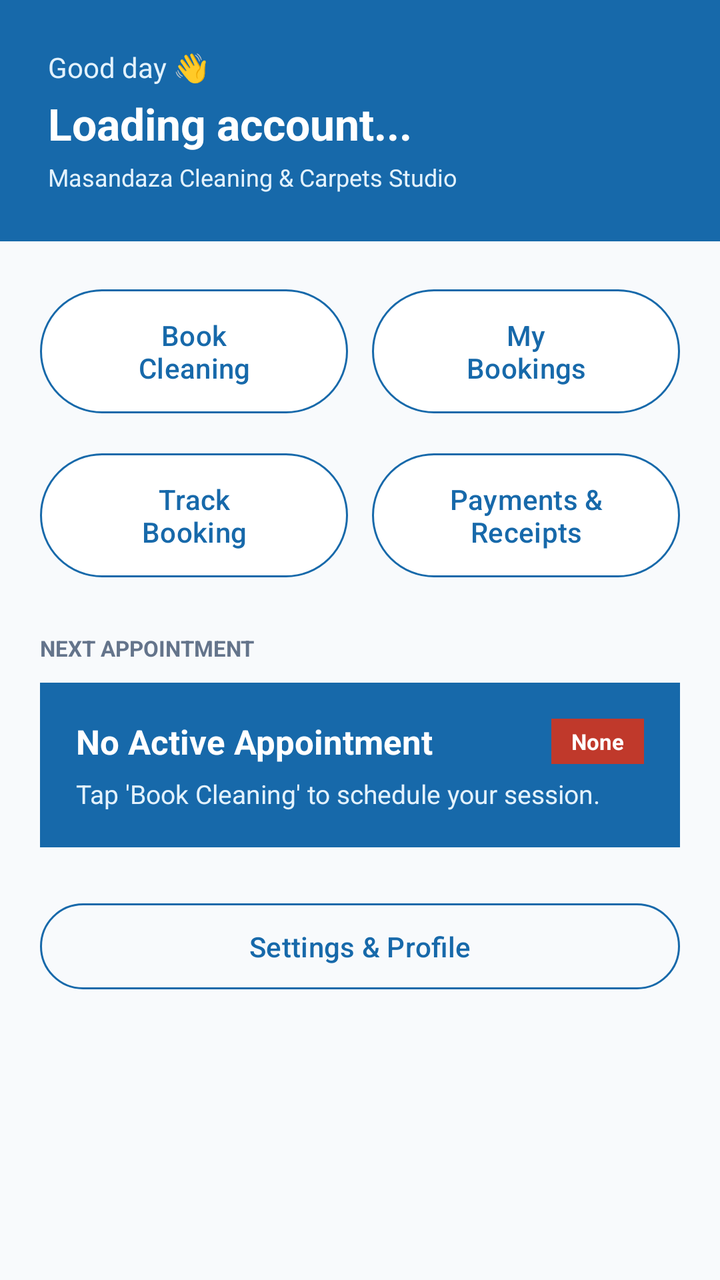
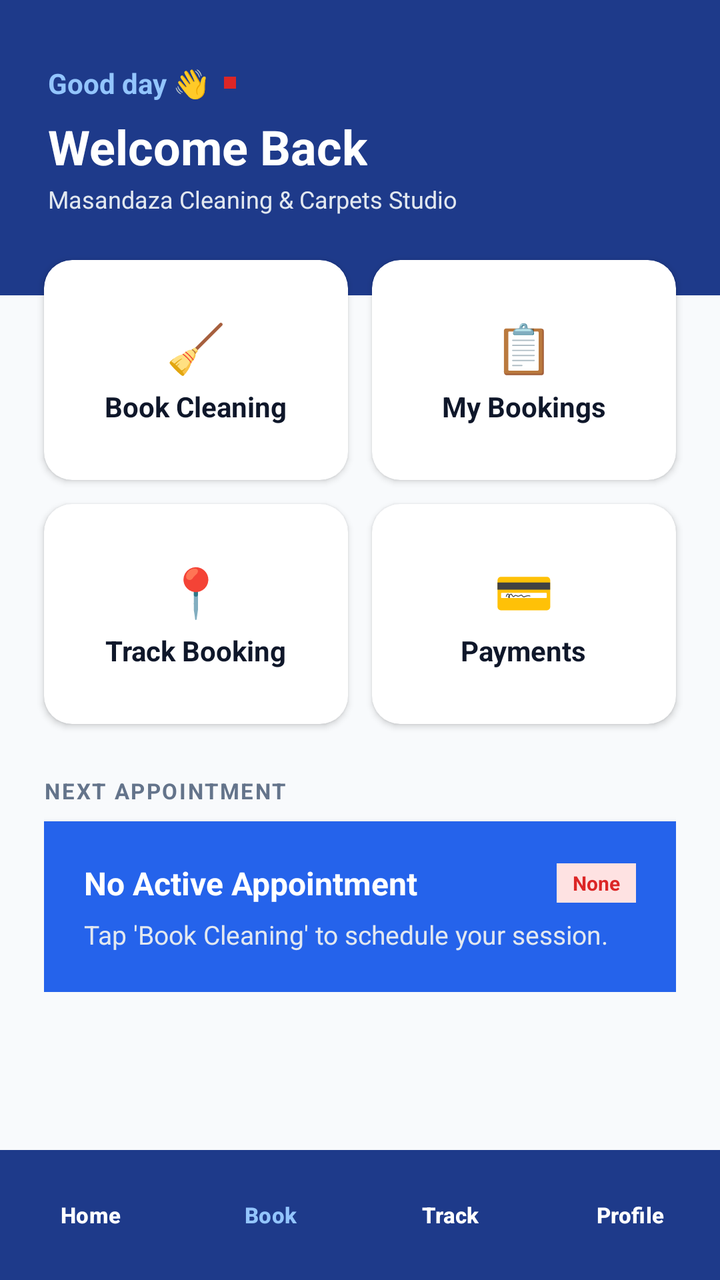

Before-and-after screenshots of an Android layout around one commit, followed by the original layout XML and the change that was made.
<!-- AndroidManifest.xml: application theme Theme.Masandaza -->
<!-- res/layout/activity_dashboard.xml -->
<?xml version="1.0" encoding="utf-8"?>
<ScrollView xmlns:android="http://schemas.android.com/apk/res/android"
    xmlns:app="http://schemas.android.com/apk/res-auto"
    android:layout_width="match_parent"
    android:layout_height="match_parent"
    android:background="@color/brand_bg"
    android:fillViewport="true">

    <LinearLayout
        android:layout_width="match_parent"
        android:layout_height="wrap_content"
        android:orientation="vertical">

        
        <LinearLayout
            android:layout_width="match_parent"
            android:layout_height="wrap_content"
            android:orientation="vertical"
            android:background="@color/brand_royal_blue"
            android:padding="24dp">

            <TextView
                android:layout_width="wrap_content"
                android:layout_height="wrap_content"
                android:text="Good day 👋"
                android:textColor="@color/brand_light_blue"
                android:textSize="14sp"/>

            <TextView
                android:id="@+id/tvCustomerName"
                android:layout_width="wrap_content"
                android:layout_height="wrap_content"
                android:text="Loading account..."
                android:textColor="@color/white"
                android:textSize="22sp"
                android:textStyle="bold"
                android:layout_marginVertical="4dp"/>

            <TextView
                android:layout_width="wrap_content"
                android:layout_height="wrap_content"
                android:text="Masandaza Cleaning &amp; Carpets Studio"
                android:textColor="@color/brand_light_blue"
                android:textSize="12sp"/>
        </LinearLayout>

        <LinearLayout
            android:layout_width="match_parent"
            android:layout_height="wrap_content"
            android:orientation="vertical"
            android:padding="20dp">

            
            <LinearLayout
                android:layout_width="match_parent"
                android:layout_height="wrap_content"
                android:orientation="horizontal"
                android:layout_marginBottom="12dp">

                <com.google.android.material.button.MaterialButton
                    android:id="@+id/btnNavBook"
                    android:layout_width="0dp"
                    android:layout_height="70dp"
                    android:layout_weight="1"
                    android:layout_marginEnd="6dp"
                    android:text="Book\nCleaning"
                    android:textColor="@color/brand_royal_blue"
                    android:backgroundTint="@color/white"
                    app:strokeColor="@color/brand_royal_blue"
                    app:strokeWidth="1dp"/>

                <com.google.android.material.button.MaterialButton
                    android:id="@+id/btnNavMyBookings"
                    android:layout_width="0dp"
                    android:layout_height="70dp"
                    android:layout_weight="1"
                    android:layout_marginStart="6dp"
                    android:text="My\nBookings"
                    android:textColor="@color/brand_royal_blue"
                    android:backgroundTint="@color/white"
                    app:strokeColor="@color/brand_royal_blue"
                    app:strokeWidth="1dp"/>
            </LinearLayout>

            <LinearLayout
                android:layout_width="match_parent"
                android:layout_height="wrap_content"
                android:orientation="horizontal"
                android:layout_marginBottom="24dp">

                <com.google.android.material.button.MaterialButton
                    android:id="@+id/btnNavTrack"
                    android:layout_width="0dp"
                    android:layout_height="70dp"
                    android:layout_weight="1"
                    android:layout_marginEnd="6dp"
                    android:text="Track\nBooking"
                    android:textColor="@color/brand_royal_blue"
                    android:backgroundTint="@color/white"
                    app:strokeColor="@color/brand_royal_blue"
                    app:strokeWidth="1dp"/>

                <com.google.android.material.button.MaterialButton
                    android:id="@+id/btnNavPayments"
                    android:layout_width="0dp"
                    android:layout_height="70dp"
                    android:layout_weight="1"
                    android:layout_marginStart="6dp"
                    android:text="Payments &amp;\nReceipts"
                    android:textColor="@color/brand_royal_blue"
                    android:backgroundTint="@color/white"
                    app:strokeColor="@color/brand_royal_blue"
                    app:strokeWidth="1dp"/>
            </LinearLayout>

            
            <TextView
                android:layout_width="wrap_content"
                android:layout_height="wrap_content"
                android:text="NEXT APPOINTMENT"
                android:textSize="11sp"
                android:textColor="#64748B"
                android:textStyle="bold"
                android:layout_marginBottom="10dp"/>

            <LinearLayout
                android:layout_width="match_parent"
                android:layout_height="wrap_content"
                android:orientation="vertical"
                android:background="@color/brand_royal_blue"
                android:padding="18dp"
                android:layout_marginBottom="24dp">

                <RelativeLayout
                    android:layout_width="match_parent"
                    android:layout_height="wrap_content">

                    <TextView
                        android:id="@+id/tvDashActiveTitle"
                        android:layout_width="wrap_content"
                        android:layout_height="wrap_content"
                        android:text="No Active Appointment"
                        android:textColor="@color/white"
                        android:textSize="17sp"
                        android:textStyle="bold"/>

                    <TextView
                        android:id="@+id/tvDashActiveBadge"
                        android:layout_width="wrap_content"
                        android:layout_height="wrap_content"
                        android:layout_alignParentEnd="true"
                        android:text="None"
                        android:textColor="@color/white"
                        android:background="@color/brand_crimson_red"
                        android:paddingHorizontal="10dp"
                        android:paddingVertical="4dp"
                        android:textSize="11sp"
                        android:textStyle="bold"/>
                </RelativeLayout>

                <TextView
                    android:id="@+id/tvDashActiveDetails"
                    android:layout_width="wrap_content"
                    android:layout_height="wrap_content"
                    android:text="Tap 'Book Cleaning' to schedule your session."
                    android:textColor="@color/brand_light_blue"
                    android:textSize="13sp"
                    android:layout_marginTop="6dp"/>
            </LinearLayout>

            <com.google.android.material.button.MaterialButton
                android:id="@+id/btnDashSettingsNav"
                android:layout_width="match_parent"
                android:layout_height="wrap_content"
                android:text="Settings &amp; Profile"
                style="?attr/materialButtonOutlinedStyle"
                app:strokeColor="@color/brand_royal_blue"
                android:textColor="@color/brand_royal_blue"
                android:padding="12dp"/>

        </LinearLayout>
    </LinearLayout>
</ScrollView>
<!-- resources referenced by this layout -->
<resources>
  <color name="brand_bg">#F8FAFC</color>
  <color name="brand_crimson_red">#C0392B</color>
  <color name="brand_light_blue">#E3F2FD</color>
  <color name="brand_royal_blue">#1769AA</color>
  <color name="white">#FFFFFF</color>
  <style name="Theme.Masandaza" parent="Base.Theme.Masandaza" />
  <style name="Base.Theme.Masandaza" parent="Theme.Material3.DayNight.NoActionBar">
          
          
      </style>
</resources>

<!-- the commit's change to res/layout/activity_dashboard.xml (unified diff, before → after) -->
@@ -1,183 +1,349 @@
 <?xml version="1.0" encoding="utf-8"?>
-<ScrollView xmlns:android="http://schemas.android.com/apk/res/android"
-    xmlns:app="http://schemas.android.com/apk/res-auto"
+<RelativeLayout xmlns:android="http://schemas.android.com/apk/res/android"
     android:layout_width="match_parent"
     android:layout_height="match_parent"
-    android:background="@color/brand_bg"
-    android:fillViewport="true">
-
-    <LinearLayout
+    android:background="#F8FAFC">
+
+    <ScrollView
         android:layout_width="match_parent"
-        android:layout_height="wrap_content"
-        android:orientation="vertical">
-
-        
+        android:layout_height="match_parent"
+        android:layout_above="@id/bottomNavContainer"
+        android:clipToPadding="false"
+        android:paddingBottom="90dp"
+        android:fillViewport="true">
+
         <LinearLayout
             android:layout_width="match_parent"
             android:layout_height="wrap_content"
-            android:orientation="vertical"
-            android:background="@color/brand_royal_blue"
-            android:padding="24dp">
-
-            <TextView
-                android:layout_width="wrap_content"
-                android:layout_height="wrap_content"
-                android:text="Good day 👋"
-                android:textColor="@color/brand_light_blue"
-                android:textSize="14sp"/>
-
-            <TextView
-                android:id="@+id/tvCustomerName"
-                android:layout_width="wrap_content"
-                android:layout_height="wrap_content"
-                android:text="Loading account..."
-                android:textColor="@color/white"
-                android:textSize="22sp"
-                android:textStyle="bold"
-                android:layout_marginVertical="4dp"/>
-
-            <TextView
-                android:layout_width="wrap_content"
-                android:layout_height="wrap_content"
-                android:text="Masandaza Cleaning &amp; Carpets Studio"
-                android:textColor="@color/brand_light_blue"
-                android:textSize="12sp"/>
-        </LinearLayout>
-
-        <LinearLayout
-            android:layout_width="match_parent"
-            android:layout_height="wrap_content"
-            android:orientation="vertical"
-            android:padding="20dp">
+            android:orientation="vertical">
 
             
             <LinearLayout
                 android:layout_width="match_parent"
                 android:layout_height="wrap_content"
-                android:orientation="horizontal"
-                android:layout_marginBottom="12dp">
-
-                <com.google.android.material.button.MaterialButton
-                    android:id="@+id/btnNavBook"
-                    android:layout_width="0dp"
-                    android:layout_height="70dp"
-                    android:layout_weight="1"
-                    android:layout_marginEnd="6dp"
-                    android:text="Book\nCleaning"
-                    android:textColor="@color/brand_royal_blue"
-                    android:backgroundTint="@color/white"
-                    app:strokeColor="@color/brand_royal_blue"
-                    app:strokeWidth="1dp"/>
-
-                <com.google.android.material.button.MaterialButton
-                    android:id="@+id/btnNavMyBookings"
-                    android:layout_width="0dp"
-                    android:layout_height="70dp"
-                    android:layout_weight="1"
-                    android:layout_marginStart="6dp"
-                    android:text="My\nBookings"
-                    android:textColor="@color/brand_royal_blue"
-                    android:backgroundTint="@color/white"
-                    app:strokeColor="@color/brand_royal_blue"
-                    app:strokeWidth="1dp"/>
+                android:orientation="vertical"
+                android:background="#1E3A8A"
+                android:paddingHorizontal="24dp"
+                android:paddingTop="32dp"
+                android:paddingBottom="40dp">
+
+                <LinearLayout
+                    android:layout_width="match_parent"
+                    android:layout_height="wrap_content"
+                    android:orientation="horizontal"
+                    android:gravity="center_vertical"
+                    android:layout_marginBottom="6dp">
+
+                    <TextView
+                        android:layout_width="wrap_content"
+                        android:layout_height="wrap_content"
+                        android:text="Good day 👋"
+                        android:textColor="#93C5FD"
+                        android:textSize="14sp"
+                        android:textStyle="bold" />
+
+                    <View
+                        android:layout_width="6dp"
+                        android:layout_height="6dp"
+                        android:background="#DC2626"
+                        android:layout_marginStart="8dp" />
+                </LinearLayout>
+
+                <TextView
+                    android:id="@+id/tvCustomerWelcomeName"
+                    android:layout_width="wrap_content"
+                    android:layout_height="wrap_content"
+                    android:text="Welcome Back"
+                    android:textColor="#FFFFFF"
+                    android:textSize="24sp"
+                    android:textStyle="bold" />
+
+                <TextView
+                    android:layout_width="wrap_content"
+                    android:layout_height="wrap_content"
+                    android:text="Masandaza Cleaning &amp; Carpets Studio"
+                    android:textColor="#E2E8F0"
+                    android:textSize="12sp"
+                    android:layout_marginTop="2dp" />
             </LinearLayout>
 
-            <LinearLayout
+            
+            <GridLayout
                 android:layout_width="match_parent"
                 android:layout_height="wrap_content"
-                android:orientation="horizontal"
-                android:layout_marginBottom="24dp">
-
-                <com.google.android.material.button.MaterialButton
-                    android:id="@+id/btnNavTrack"
+                android:columnCount="2"
+                android:rowCount="2"
+                android:alignmentMode="alignMargins"
+                android:columnOrderPreserved="false"
+                android:paddingHorizontal="16dp"
+                android:layout_marginTop="-24dp">
+
+                
+                <androidx.cardview.widget.CardView
+                    android:id="@+id/cardBookCleaning"
                     android:layout_width="0dp"
-                    android:layout_height="70dp"
-                    android:layout_weight="1"
-                    android:layout_marginEnd="6dp"
-                    android:text="Track\nBooking"
-                    android:textColor="@color/brand_royal_blue"
-                    android:backgroundTint="@color/white"
-                    app:strokeColor="@color/brand_royal_blue"
-                    app:strokeWidth="1dp"/>
-
-                <com.google.android.material.button.MaterialButton
-                    android:id="@+id/btnNavPayments"
+                    android:layout_height="110dp"
+                    android:layout_columnWeight="1"
+                    android:layout_rowWeight="1"
+                    android:layout_margin="6dp"
+                    android:elevation="4dp"
+                    app:cardCornerRadius="14dp"
+                    app:cardBackgroundColor="#FFFFFF"
+                    xmlns:app="http://schemas.android.com/apk/res-auto">
+                    <LinearLayout
+                        android:layout_width="match_parent"
+                        android:layout_height="match_parent"
+                        android:orientation="vertical"
+                        android:gravity="center"
+                        android:padding="12dp">
+                        <TextView
+                            android:layout_width="wrap_content"
+                            android:layout_height="wrap_content"
+                            android:text="🧹"
+                            android:textSize="24sp"
+                            android:layout_marginBottom="4dp"/>
+                        <TextView
+                            android:layout_width="wrap_content"
+                            android:layout_height="wrap_content"
+                            android:text="Book Cleaning"
+                            android:textColor="#0F172A"
+                            android:textSize="14sp"
+                            android:textStyle="bold" />
+                    </LinearLayout>
+                </androidx.cardview.widget.CardView>
+
+                
+                <androidx.cardview.widget.CardView
+                    android:id="@+id/cardMyBookings"
                     android:layout_width="0dp"
-                    android:layout_height="70dp"
-                    android:layout_weight="1"
-                    android:layout_marginStart="6dp"
-                    android:text="Payments &amp;\nReceipts"
-                    android:textColor="@color/brand_royal_blue"
-                    android:backgroundTint="@color/white"
-                    app:strokeColor="@color/brand_royal_blue"
-                    app:strokeWidth="1dp"/>
-            </LinearLayout>
+                    android:layout_height="110dp"
+                    android:layout_columnWeight="1"
+                    android:layout_rowWeight="1"
+                    android:layout_margin="6dp"
+                    android:elevation="4dp"
+                    app:cardCornerRadius="14dp"
+                    app:cardBackgroundColor="#FFFFFF"
+                    xmlns:app="http://schemas.android.com/apk/res-auto">
+                    <LinearLayout
+                        android:layout_width="match_parent"
+                        android:layout_height="match_parent"
+                        android:orientation="vertical"
+                        android:gravity="center"
+                        android:padding="12dp">
+                        <TextView
+                            android:layout_width="wrap_content"
+                            android:layout_height="wrap_content"
+                            android:text="📋"
+                            android:textSize="24sp"
+                            android:layout_marginBottom="4dp"/>
+                        <TextView
+                            android:layout_width="wrap_content"
+                            android:layout_height="wrap_content"
+                            android:text="My Bookings"
+                            android:textColor="#0F172A"
+                            android:textSize="14sp"
+                            android:textStyle="bold" />
+                    </LinearLayout>
+                </androidx.cardview.widget.CardView>
+
+                
+                <androidx.cardview.widget.CardView
+                    android:id="@+id/cardTrackBooking"
+                    android:layout_width="0dp"
+                    android:layout_height="110dp"
+                    android:layout_columnWeight="1"
+                    android:layout_rowWeight="1"
+                    android:layout_margin="6dp"
+                    android:elevation="4dp"
+                    app:cardCornerRadius="14dp"
+                    app:cardBackgroundColor="#FFFFFF"
+                    xmlns:app="http://schemas.android.com/apk/res-auto">
+                    <LinearLayout
+                        android:layout_width="match_parent"
+                        android:layout_height="match_parent"
+                        android:orientation="vertical"
+                        android:gravity="center"
+                        android:padding="12dp">
+                        <TextView
+                            android:layout_width="wrap_content"
+                            android:layout_height="wrap_content"
+                            android:text="📍"
+                            android:textSize="24sp"
+                            android:layout_marginBottom="4dp"/>
+                        <TextView
+                            android:layout_width="wrap_content"
+                            android:layout_height="wrap_content"
+                            android:text="Track Booking"
+                            android:textColor="#0F172A"
+                            android:textSize="14sp"
+                            android:textStyle="bold" />
+                    </LinearLayout>
+                </androidx.cardview.widget.CardView>
+
+                
+                <androidx.cardview.widget.CardView
+                    android:id="@+id/cardPayments"
+                    android:layout_width="0dp"
+                    android:layout_height="110dp"
+                    android:layout_columnWeight="1"
+                    android:layout_rowWeight="1"
+                    android:layout_margin="6dp"
+                    android:elevation="4dp"
+                    app:cardCornerRadius="14dp"
+                    app:cardBackgroundColor="#FFFFFF"
+                    xmlns:app="http://schemas.android.com/apk/res-auto">
+                    <LinearLayout
+                        android:layout_width="match_parent"
+                        android:layout_height="match_parent"
+                        android:orientation="vertical"
+                        android:gravity="center"
+                        android:padding="12dp">
+                        <TextView
+                            android:layout_width="wrap_content"
+                            android:layout_height="wrap_content"
+                            android:text="💳"
+                            android:textSize="24sp"
+                            android:layout_marginBottom="4dp"/>
+                        <TextView
+                            android:layout_width="wrap_content"
+                            android:layout_height="wrap_content"
+                            android:text="Payments"
+                            android:textColor="#0F172A"
+                            android:textSize="14sp"
+                            android:textStyle="bold" />
+                    </LinearLayout>
+                </androidx.cardview.widget.CardView>
+            </GridLayout>
 
             
-            <TextView
-                android:layout_width="wrap_content"
-                android:layout_height="wrap_content"
-                android:text="NEXT APPOINTMENT"
-                android:textSize="11sp"
-                android:textColor="#64748B"
-                android:textStyle="bold"
-                android:layout_marginBottom="10dp"/>
-
             <LinearLayout
                 android:layout_width="match_parent"
                 android:layout_height="wrap_content"
                 android:orientation="vertical"
-                android:background="@color/brand_royal_blue"
-                android:padding="18dp"
-                android:layout_marginBottom="24dp">
-
-                <RelativeLayout
+                android:paddingHorizontal="22dp"
+                android:paddingTop="20dp">
+
+                <TextView
+                    android:layout_width="wrap_content"
+                    android:layout_height="wrap_content"
+                    android:text="NEXT APPOINTMENT"
+                    android:textSize="11sp"
+                    android:textStyle="bold"
+                    android:textColor="#64748B"
+                    android:letterSpacing="0.08"
+                    android:layout_marginBottom="8dp" />
+
+                <LinearLayout
                     android:layout_width="match_parent"
-                    android:layout_height="wrap_content">
+                    android:layout_height="wrap_content"
+                    android:orientation="vertical"
+                    android:background="#2563EB"
+                    android:padding="20dp"
+                    android:elevation="3dp">
+
+                    <LinearLayout
+                        android:layout_width="match_parent"
+                        android:layout_height="wrap_content"
+                        android:orientation="horizontal"
+                        android:gravity="center_vertical"
+                        android:layout_marginBottom="6dp">
+
+                        <TextView
+                            android:id="@+id/tvDashboardNextService"
+                            android:layout_width="0dp"
+                            android:layout_height="wrap_content"
+                            android:layout_weight="1"
+                            android:text="No Active Appointment"
+                            android:textColor="#FFFFFF"
+                            android:textSize="16sp"
+                            android:textStyle="bold" />
+
+                        <TextView
+                            android:id="@+id/tvDashboardStatusBadge"
+                            android:layout_width="wrap_content"
+                            android:layout_height="wrap_content"
+                            android:text="None"
+                            android:textColor="#DC2626"
+                            android:textSize="10sp"
+                            android:textStyle="bold"
+                            android:background="#FEE2E2"
+                            android:paddingHorizontal="8dp"
+                            android:paddingVertical="3dp" />
+                    </LinearLayout>
 
                     <TextView
-                        android:id="@+id/tvDashActiveTitle"
-                        android:layout_width="wrap_content"
+                        android:id="@+id/tvDashboardAppointmentDetails"
+                        android:layout_width="match_parent"
                         android:layout_height="wrap_content"
-                        android:text="No Active Appointment"
-                        android:textColor="@color/white"
-                        android:textSize="17sp"
-                        android:textStyle="bold"/>
-
-                    <TextView
-                        android:id="@+id/tvDashActiveBadge"
-                        android:layout_width="wrap_content"
-                        android:layout_height="wrap_content"
-                        android:layout_alignParentEnd="true"
-                        android:text="None"
-                        android:textColor="@color/white"
-                        android:background="@color/brand_crimson_red"
-                        android:paddingHorizontal="10dp"
-                        android:paddingVertical="4dp"
-                        android:textSize="11sp"
-                        android:textStyle="bold"/>
-                </RelativeLayout>
-
-                <TextView
-                    android:id="@+id/tvDashActiveDetails"
-                    android:layout_width="wrap_content"
-                    android:layout_height="wrap_content"
-                    android:text="Tap 'Book Cleaning' to schedule your session."
-                    android:textColor="@color/brand_light_blue"
-                    android:textSize="13sp"
-                    android:layout_marginTop="6dp"/>
+                        android:text="Tap 'Book Cleaning' to schedule your session."
+                        android:textColor="#E2E8F0"
+                        android:textSize="13sp" />
+                </LinearLayout>
             </LinearLayout>
-
-            <com.google.android.material.button.MaterialButton
-                android:id="@+id/btnDashSettingsNav"
-                android:layout_width="match_parent"
-                android:layout_height="wrap_content"
-                android:text="Settings &amp; Profile"
-                style="?attr/materialButtonOutlinedStyle"
-                app:strokeColor="@color/brand_royal_blue"
-                android:textColor="@color/brand_royal_blue"
-                android:padding="12dp"/>
-
         </LinearLayout>
-    </LinearLayout>
-</ScrollView>
+    </ScrollView>
+
+    
+    <FrameLayout
+        android:id="@+id/bottomNavContainer"
+        android:layout_width="match_parent"
+        android:layout_height="wrap_content"
+        android:layout_alignParentBottom="true">
+        <include layout="@layout/view_customer_bottom_nav" />
+    </FrameLayout>
+</RelativeLayout>
+<!-- res/layout/view_customer_bottom_nav.xml (included above) -->
+<?xml version="1.0" encoding="utf-8"?>
+<LinearLayout xmlns:android="http://schemas.android.com/apk/res/android"
+    android:layout_width="match_parent"
+    android:layout_height="65dp"
+    android:orientation="horizontal"
+    android:background="#1E3A8A"
+    android:elevation="12dp"
+    android:gravity="center_vertical"
+    android:weightSum="4">
+
+    <Button
+        android:id="@+id/navBtnHome"
+        android:layout_width="0dp"
+        android:layout_height="match_parent"
+        android:layout_weight="1"
+        android:text="Home"
+        android:textColor="#FFFFFF"
+        android:textSize="11sp"
+        android:textStyle="bold"
+        android:backgroundTint="@android:color/transparent" />
+
+    <Button
+        android:id="@+id/navBtnBook"
+        android:layout_width="0dp"
+        android:layout_height="match_parent"
+        android:layout_weight="1"
+        android:text="Book"
+        android:textColor="#93C5FD"
+        android:textSize="11sp"
+        android:textStyle="bold"
+        android:backgroundTint="@android:color/transparent" />
+
+    <Button
+        android:id="@+id/navBtnTrack"
+        android:layout_width="0dp"
+        android:layout_height="match_parent"
+        android:layout_weight="1"
+        android:text="Track"
+        android:textColor="#FFFFFF"
+        android:textSize="11sp"
+        android:textStyle="bold"
+        android:backgroundTint="@android:color/transparent" />
+
+    <Button
+        android:id="@+id/navBtnProfile"
+        android:layout_width="0dp"
+        android:layout_height="match_parent"
+        android:layout_weight="1"
+        android:text="Profile"
+        android:textColor="#FFFFFF"
+        android:textSize="11sp"
+        android:textStyle="bold"
+        android:backgroundTint="@android:color/transparent" />
+</LinearLayout>
<!-- resource entries referenced after the edit -->
@@ -1,10 +1,5 @@
 <!-- resources referenced by this layout -->
 <resources>
-  <color name="brand_bg">#F8FAFC</color>
-  <color name="brand_crimson_red">#C0392B</color>
-  <color name="brand_light_blue">#E3F2FD</color>
-  <color name="brand_royal_blue">#1769AA</color>
-  <color name="white">#FFFFFF</color>
   <style name="Theme.Masandaza" parent="Base.Theme.Masandaza" />
   <style name="Base.Theme.Masandaza" parent="Theme.Material3.DayNight.NoActionBar">
           
